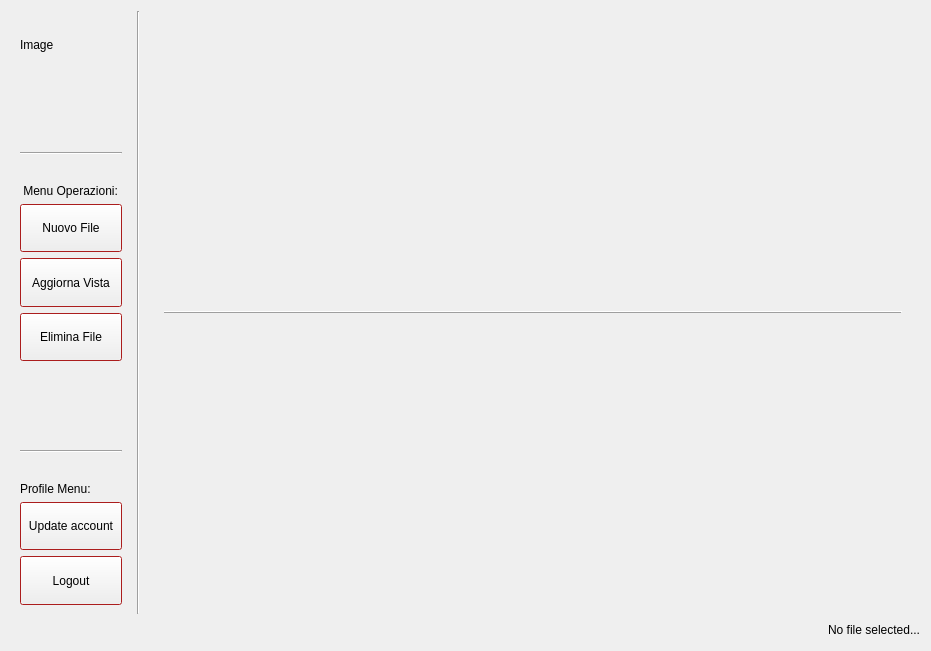
Before: the Qt Designer form Login/homepage.ui in cosimo265598/Edilive, drawn with Qt 5.
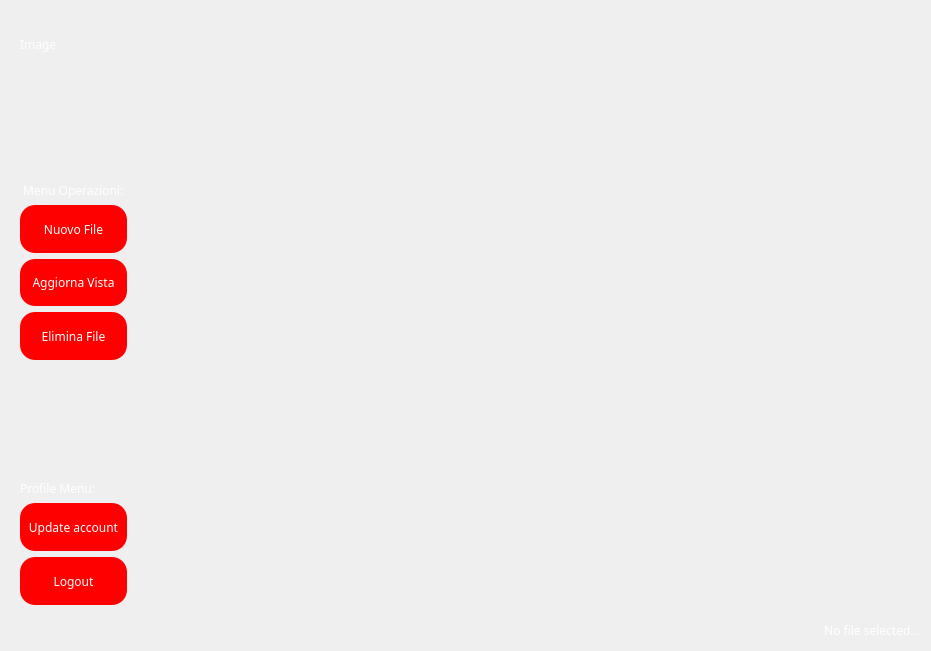
After: the same form once the commit is applied.

Commit message: first example of css style on project- no file css load

The edit to the form file:
```diff
--- a/Login/homepage.ui
+++ b/Login/homepage.ui
@@ -19,6 +19,62 @@
     <verstretch>0</verstretch>
    </sizepolicy>
   </property>
+  <property name="styleSheet">
+   <string notr="true">QPushButton#pushButton_Logout{
+background: red;
+border-radius: 15px;
+color:white;
+}
+QPushButton#pushButton_aggiorna_vista{
+background: red;
+border-radius: 15px;
+color:white;
+}
+QPushButton#pushButton_delete{
+background: red;
+border-radius: 15px;
+color:white;
+}
+QPushButton#pushButton_new_file{
+background: red;
+border-radius: 15px;
+color:white;
+}
+QPushButton#pushButton_profile_page{
+background: red;
+border-radius: 15px;
+color:white;
+}
+
+QLabel{
+color:white;
+background: transparent;
+}
+
+QPushButton:hover{
+color:#333;
+border-radius:15px;
+background: #49abff;
+}
+
+
+QLineEdit{
+background: transparent;
+border:none;
+color:#717072;
+border-bottom:1px solid white;
+}
+
+*{
+font-family: century gothic;
+font-size:24 px;
+
+}
+
+QWidget{
+border-radius:15px;
+}</string>
+  </property>
   <layout class="QVBoxLayout" name="verticalLayout_3">
    <item>
     <layout class="QVBoxLayout" name="verticalLayout_2">
@@ -303,7 +359,7 @@
            <rect>
             <x>0</x>
             <y>0</y>
-            <width>748</width>
+            <width>734</width>
             <height>603</height>
            </rect>
           </property>
@@ -340,6 +396,7 @@
                 </property>
                 <property name="font">
                  <font>
+                  <family>century gothic</family>
                   <italic>false</italic>
                   <underline>false</underline>
                   <strikeout>false</strikeout>
```
The commit also changes 20 other files.
